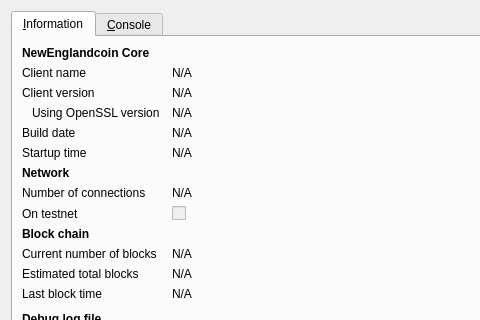
Old version of the form src/qt/forms/rpcconsole.ui in the repository ShorelineCrypto/nengcoin; both pictures show x 0 to 480 and y 0 to 320 of the 740 by 450 pixel window.
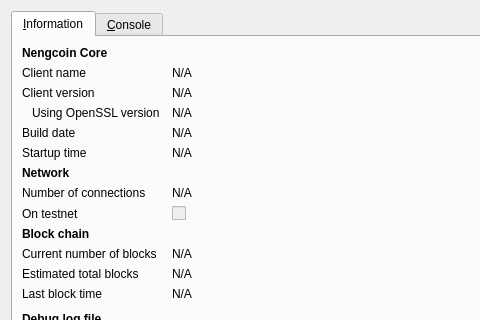
New version of the form. Icons and pictures are not drawn.

The edit to the form file:
```diff
--- a/src/qt/forms/rpcconsole.ui
+++ b/src/qt/forms/rpcconsole.ui
@@ -36,7 +36,7 @@
           </font>
          </property>
          <property name="text">
-          <string>NewEnglandcoin Core</string>
+          <string>Nengcoin Core</string>
          </property>
         </widget>
        </item>
```
Left out of the diff: 6 changed lines with no effect on the pictures.
